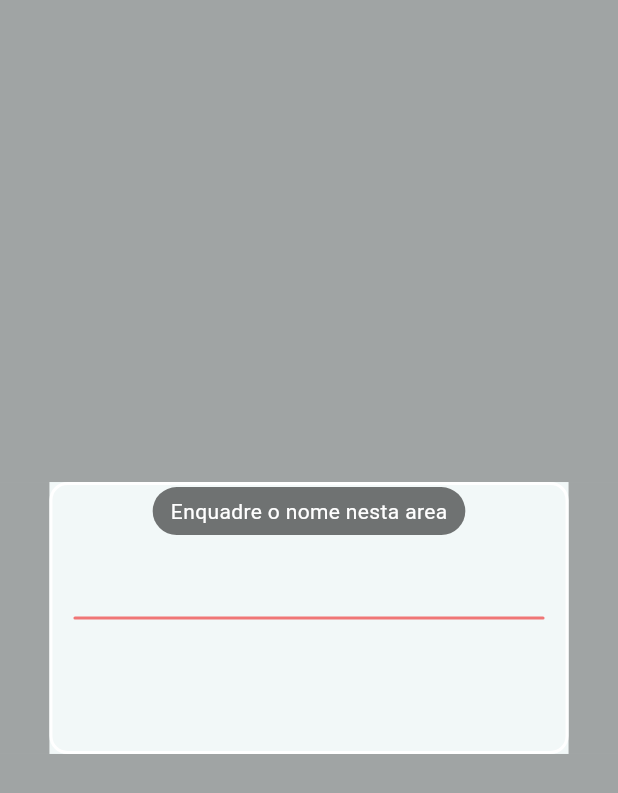
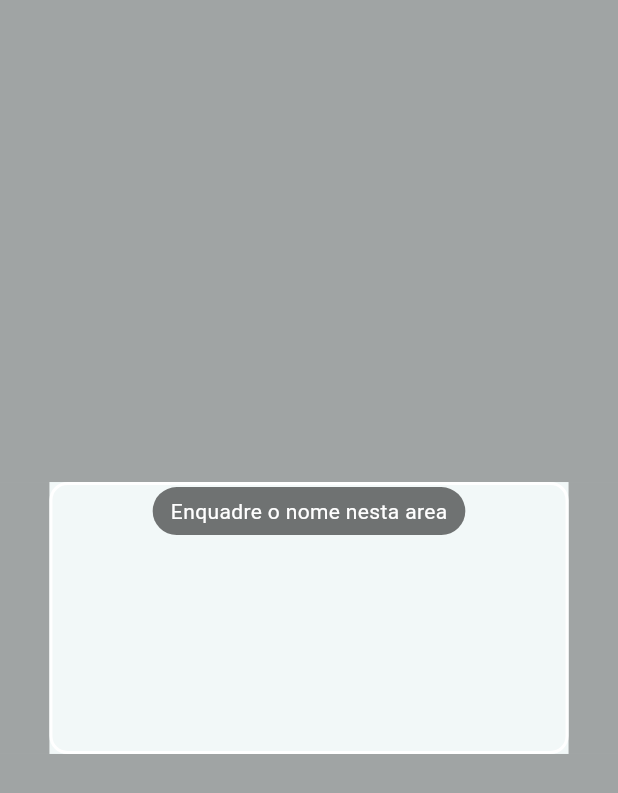
Before and after one commit to Mateus-Gabardo/encomendas, a Flutter app: the _NameGuideOverlay widget shown alone on an empty page, opened directly, on a phone screen of 412 x 824 dp. Shown: the top 793 px of the screen. Run offline on Flutter 3.47's test engine with Material 3 defaults, Android fonts, the phone set to English and light mode, and no system bars; our stand-ins replace bloc_concurrency, camera, flutter_bloc, share_plus; missing offline and left inert: google_mlkit_text_recognition.

Commit message:
Corrige reconhecimento de nomes na captura

```diff
--- a/lib/features/capture/presentation/capture_screen.dart
+++ b/lib/features/capture/presentation/capture_screen.dart
@@ -486,29 +486,11 @@ class _NameGuideOverlay extends StatelessWidget {
                 child: SizedBox(
                   width: guideWidth,
                   height: guideHeight,
-                  child: Stack(
-                    children: [
-                      Positioned.fill(
-                        child: DecoratedBox(
-                          decoration: BoxDecoration(
-                            border: Border.all(color: Colors.white, width: 2),
-                            borderRadius: BorderRadius.circular(12),
-                          ),
-                        ),
-                      ),
-                      Center(
-                        child: Container(
-                          height: 2,
-                          margin: const EdgeInsets.symmetric(horizontal: 16),
-                          decoration: BoxDecoration(
-                            color: const Color(
-                              0xffef4444,
-                            ).withValues(alpha: .72),
-                            borderRadius: BorderRadius.circular(2),
-                          ),
-                        ),
-                      ),
-                    ],
+                  child: DecoratedBox(
+                    decoration: BoxDecoration(
+                      border: Border.all(color: Colors.white, width: 2),
+                      borderRadius: BorderRadius.circular(12),
+                    ),
                   ),
                 ),
               ),
```
Also changed, not shown: lib/features/capture/data/ocr_service.dart (+51 -10 lines), lib/features/delivery_lists/domain/name_extractor.dart (+5 -4 lines), 1 other file.
